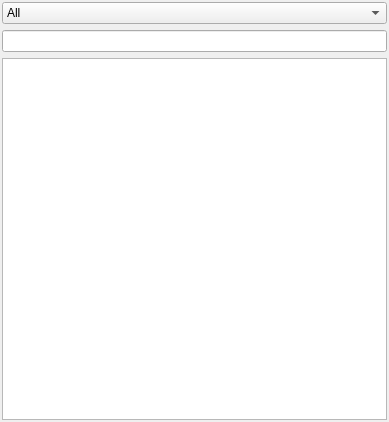
Above: qteditor/QtEditor/entity_list.ui from nem0/LumixEngine before the change. Below: the same form after it.
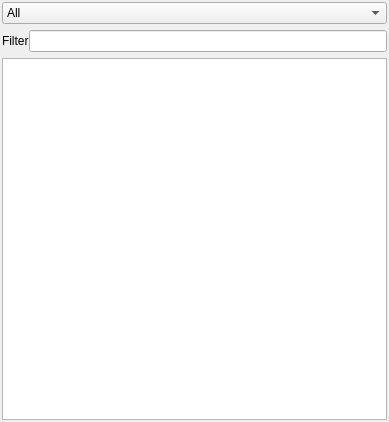
That is the form after the change.

The edit to the form file:
```diff
--- a/qteditor/QtEditor/entity_list.ui
+++ b/qteditor/QtEditor/entity_list.ui
@@ -72,7 +72,35 @@
      </widget>
     </item>
     <item>
-     <widget class="QLineEdit" name="nameFilterEdit"/>
+     <widget class="QWidget" name="widget" native="true">
+      <layout class="QHBoxLayout" name="horizontalLayout">
+       <property name="spacing">
+        <number>0</number>
+       </property>
+       <property name="leftMargin">
+        <number>0</number>
+       </property>
+       <property name="topMargin">
+        <number>0</number>
+       </property>
+       <property name="rightMargin">
+        <number>0</number>
+       </property>
+       <property name="bottomMargin">
+        <number>0</number>
+       </property>
+       <item>
+        <widget class="QLabel" name="label">
+         <property name="text">
+          <string>Filter</string>
+         </property>
+        </widget>
+       </item>
+       <item>
+        <widget class="QLineEdit" name="nameFilterEdit"/>
+       </item>
+      </layout>
+     </widget>
     </item>
     <item>
      <widget class="QTreeView" name="entityList">
```
